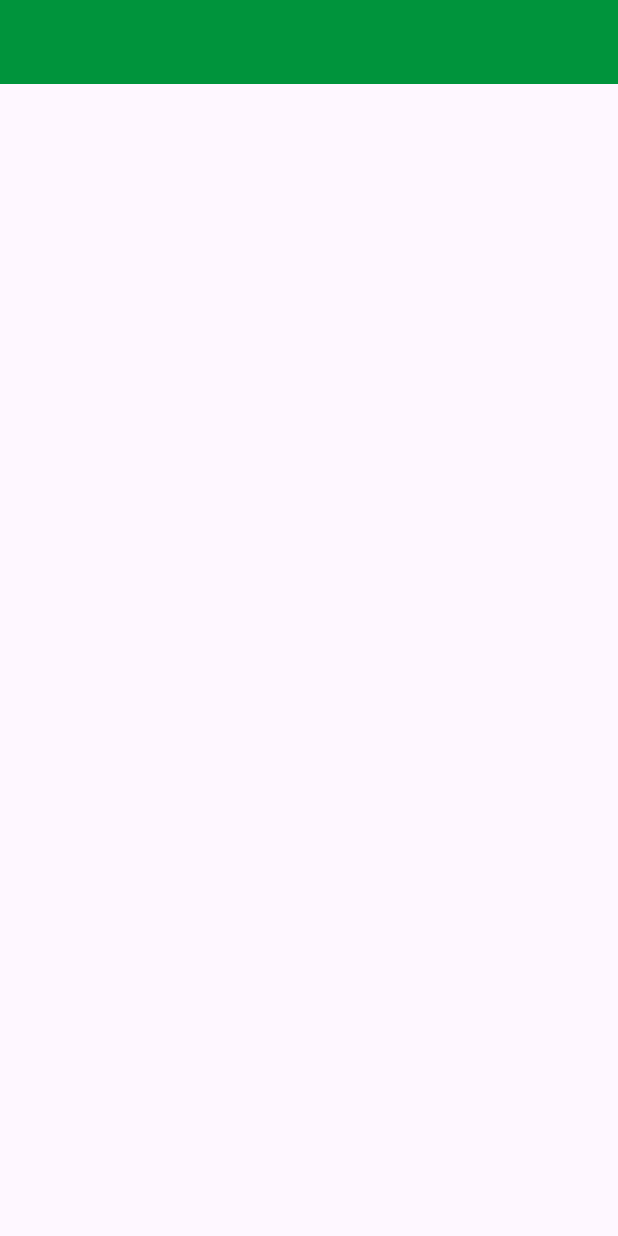
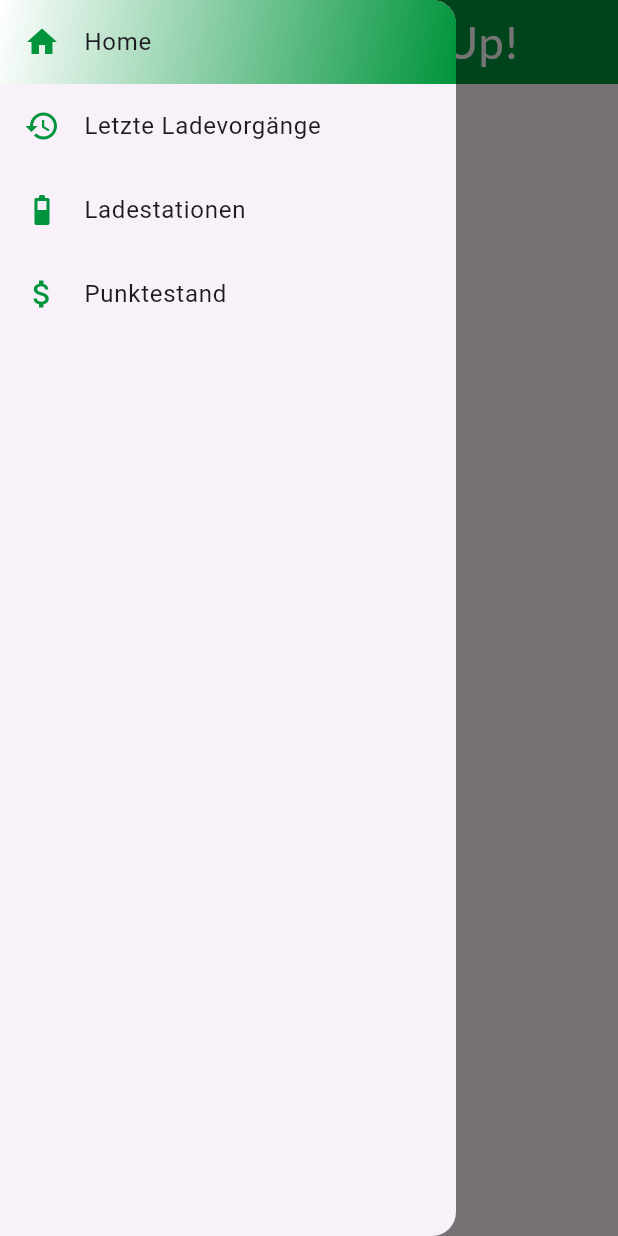
Before and after one commit to herrytco/hackathon24, a Flutter app: the screen it shows after launch, with the side drawer open (before the commit the screen has no drawer), on a phone screen of 412 x 824 dp. Run offline on Flutter 3.47's test engine with Material 3 defaults, Android fonts, the phone set to English and light mode, and no system bars; our stand-ins replace google_fonts.

Commit message:
added drawer menu

```diff
--- /dev/null
+++ b/lib/component/drawer_item.dart
@@ -0,0 +1,37 @@
+import 'package:flutter/material.dart';
+import 'package:hackathon24/constants/theme_data.dart';
+
+class DrawerItem extends StatelessWidget {
+  const DrawerItem({
+    super.key,
+    required this.label,
+    required this.icon,
+    required this.isSelected,
+  });
+
+  final String label;
+  final IconData icon;
+  final bool isSelected;
+
+  @override
+  Widget build(BuildContext context) {
+    return Container(
+      decoration: BoxDecoration(
+        gradient: isSelected
+            ? const LinearGradient(
+                begin: Alignment.topLeft,
+                end: Alignment.bottomRight,
+                colors: [Colors.white, kelagGreen],
+              )
+            : null,
+      ),
+      child: ListTile(
+        leading: Icon(
+          icon,
+          color: kelagGreen,
+        ),
+        title: Text(label),
+      ),
+    );
+  }
+}
--- a/lib/pages/welcome.dart
+++ b/lib/pages/welcome.dart
@@ -1,4 +1,6 @@
 import 'package:flutter/material.dart';
+import 'package:google_fonts/google_fonts.dart';
+import 'package:hackathon24/component/drawer_item.dart';
 import 'package:hackathon24/constants/theme_data.dart';
 
 class WelcomePage extends StatelessWidget {
@@ -7,13 +9,62 @@ class WelcomePage extends StatelessWidget {
   @override
   Widget build(BuildContext context) {
     return Scaffold(
-      appBar: AppBar(
-        backgroundColor: kelagGreen,
-        title: Row(
-          children: [
-            Container(
-              width: 100,
-              color: Colors.red,
+      appBar: PreferredSize(
+        preferredSize: const Size.fromHeight(56),
+        child: AppBar(
+          backgroundColor: kelagGreen,
+          flexibleSpace: LayoutBuilder(
+            builder: (context, constraints) {
+              return Row(
+                children: [
+                  Container(
+                    margin: const EdgeInsets.only(left: 50),
+                    height: constraints.maxHeight,
+                    padding: const EdgeInsets.all(8),
+                    child: Image.asset(
+                      "assets/logo_invers.jpg",
+                      fit: BoxFit.cover,
+                    ),
+                  ),
+                  Expanded(
+                    child: Center(
+                      child: Text(
+                        "WattUp!",
+                        style: GoogleFonts.lato().copyWith(
+                          color: Colors.white,
+                          fontSize: 30,
+                        ),
+                      ),
+                    ),
+                  ),
+                ],
+              );
+            },
+          ),
+        ),
+      ),
+      drawer: Drawer(
+        child: ListView(
+          children: const [
+            DrawerItem(
+              label: "Home",
+              icon: Icons.home,
+              isSelected: true,
+            ),
+            DrawerItem(
+              label: "Letzte Ladevorgänge",
+              icon: Icons.history,
+              isSelected: false,
+            ),
+            DrawerItem(
+              label: "Ladestationen",
+              icon: Icons.battery_4_bar_rounded,
+              isSelected: false,
+            ),
+            DrawerItem(
+              label: "Punktestand",
+              icon: Icons.attach_money_sharp,
+              isSelected: false,
             ),
           ],
         ),
--- a/pubspec.yaml
+++ b/pubspec.yaml
@@ -9,6 +9,7 @@ dependencies:
   flutter:
     sdk: flutter
   cupertino_icons: ^1.0.8
+  google_fonts: ^6.2.1
 dev_dependencies:
   flutter_test:
     sdk: flutter
@@ -17,3 +18,4 @@ flutter:
   uses-material-design: true
   assets:
     - assets/logo.png
+    - assets/logo_invers.jpg
```
Also changed, not shown: pubspec.lock, 7 other files.
